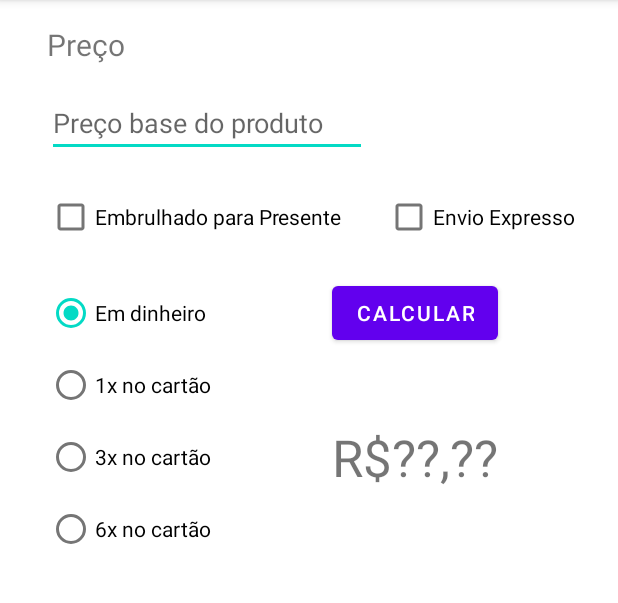
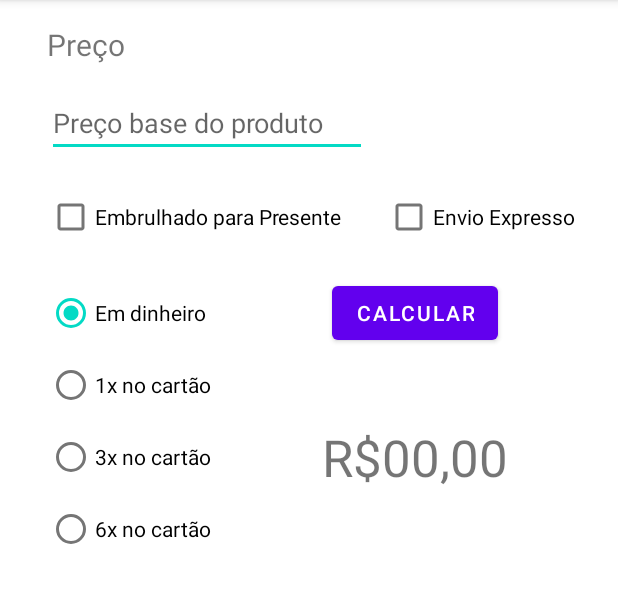
Before and after one commit to Fegsilva95/calculaPreco, an Android app: the screen it shows after launch (MainActivity), on a phone screen of 412 x 824 dp, the part 84-687 px from its top. Run offline under Robolectric (Android 15) with nearby library versions, the phone set to English and light mode, and no system bars.

Commit message:
set default value to 00,00

```diff
--- a/app/src/main/res/layout/activity_main.xml
+++ b/app/src/main/res/layout/activity_main.xml
@@ -103,7 +103,7 @@
         android:id="@+id/finalPriceTextView"
         android:layout_width="wrap_content"
         android:layout_height="wrap_content"
-        android:text="R$??,??"
+        android:text="R$00,00"
         android:textSize="34sp"
         app:layout_constraintBottom_toBottomOf="@+id/radioGroupPayment"
         app:layout_constraintEnd_toEndOf="parent"
```
